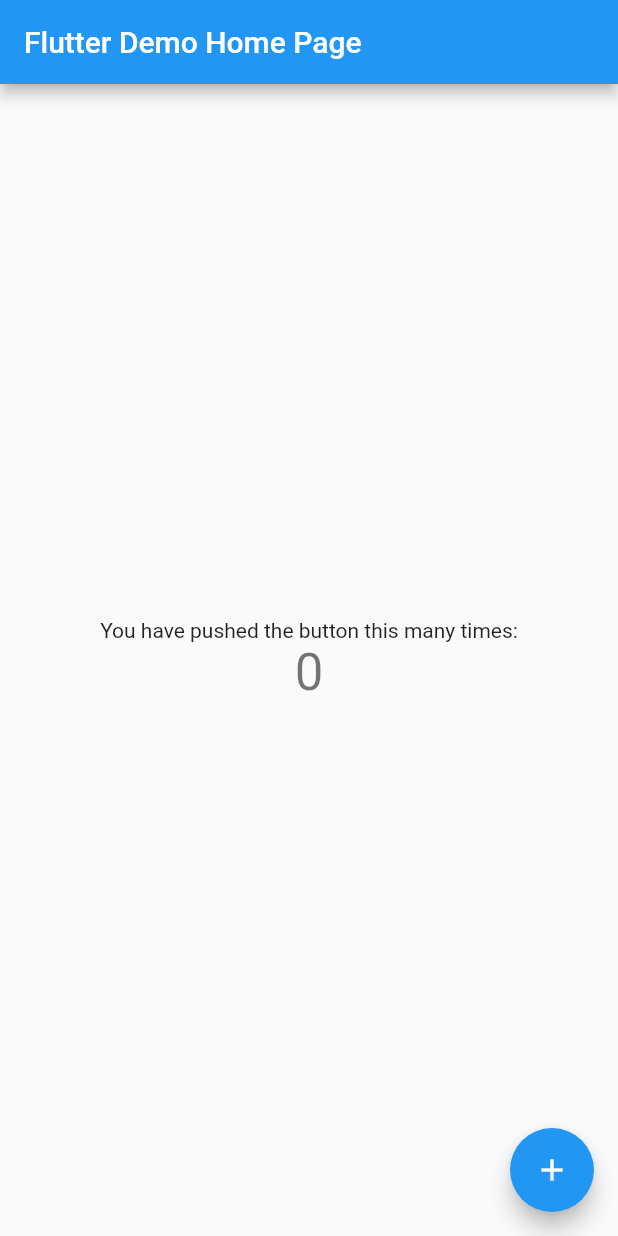
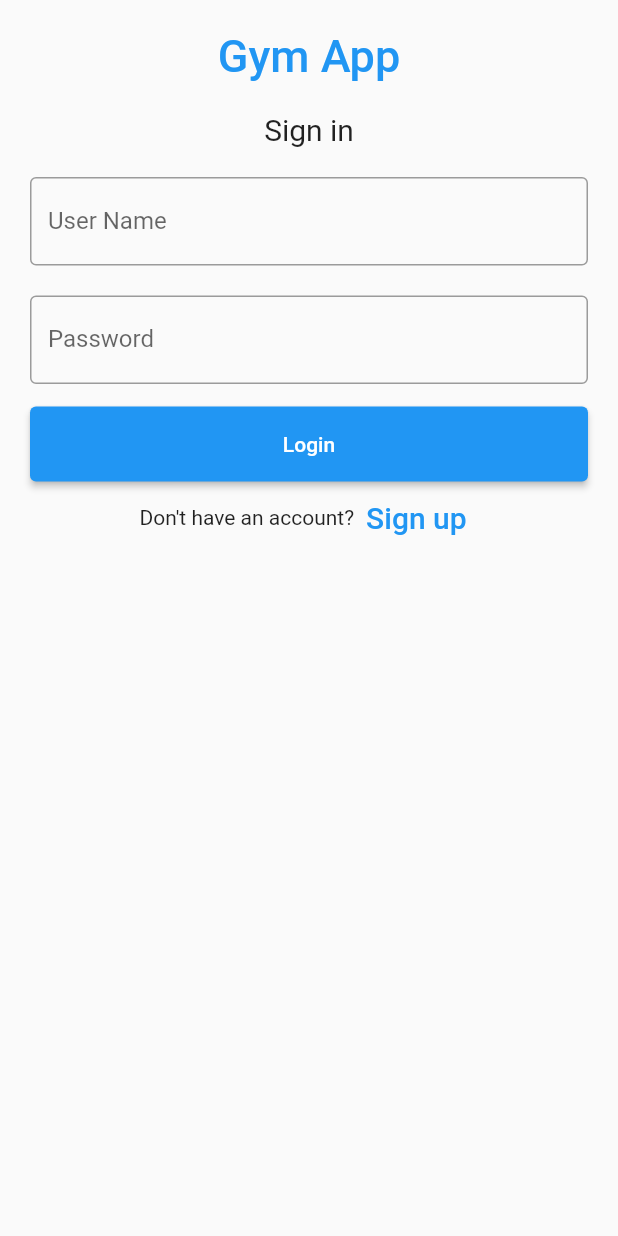
Before and after one commit to angiee39/flutter_dilip, a Flutter app: the screen it shows after launch, on a phone screen of 412 x 824 dp. Run offline on Flutter 3.47's test engine with Material 2 defaults, Android fonts, the phone set to English and light mode, and no system bars.

Commit message:
created file structure and login screen

```diff
--- a/lib/main.dart
+++ b/lib/main.dart
@@ -1,4 +1,5 @@
 import 'package:flutter/material.dart';
+import 'package:flutter_login/screens/login.dart';
 
 void main() {
   runApp(const MyApp());
@@ -13,103 +14,10 @@ class MyApp extends StatelessWidget {
     return MaterialApp(
       title: 'Flutter Demo',
       theme: ThemeData(
-        // This is the theme of your application.
-        //
-        // Try running your application with "flutter run". You'll see the
-        // application has a blue toolbar. Then, without quitting the app, try
-        // changing the primarySwatch below to Colors.green and then invoke
-        // "hot reload" (press "r" in the console where you ran "flutter run",
-        // or simply save your changes to "hot reload" in a Flutter IDE).
-        // Notice that the counter didn't reset back to zero; the application
-        // is not restarted.
         primarySwatch: Colors.blue,
       ),
-      home: const MyHomePage(title: 'Flutter Demo Home Page'),
+      // home: const MyHomePage(title: 'Flutter Demo Home Page'),
+      home: const Login(),
     );
   }
 }
-
-class MyHomePage extends StatefulWidget {
-  const MyHomePage({Key? key, required this.title}) : super(key: key);
-
-  // This widget is the home page of your application. It is stateful, meaning
-  // that it has a State object (defined below) that contains fields that affect
-  // how it looks.
-
-  // This class is the configuration for the state. It holds the values (in this
-  // case the title) provided by the parent (in this case the App widget) and
-  // used by the build method of the State. Fields in a Widget subclass are
-  // always marked "final".
-
-  final String title;
-
-  @override
-  State<MyHomePage> createState() => _MyHomePageState();
-}
-
-class _MyHomePageState extends State<MyHomePage> {
-  int _counter = 0;
-
-  void _incrementCounter() {
-    setState(() {
-      // This call to setState tells the Flutter framework that something has
-      // changed in this State, which causes it to rerun the build method below
-      // so that the display can reflect the updated values. If we changed
-      // _counter without calling setState(), then the build method would not be
-      // called again, and so nothing would appear to happen.
-      _counter++;
-    });
-  }
-
-  @override
-  Widget build(BuildContext context) {
-    // This method is rerun every time setState is called, for instance as done
-    // by the _incrementCounter method above.
-    //
-    // The Flutter framework has been optimized to make rerunning build methods
-    // fast, so that you can just rebuild anything that needs updating rather
-    // than having to individually change instances of widgets.
-    return Scaffold(
-      appBar: AppBar(
-        // Here we take the value from the MyHomePage object that was created by
-        // the App.build method, and use it to set our appbar title.
-        title: Text(widget.title),
-      ),
-      body: Center(
-        // Center is a layout widget. It takes a single child and positions it
-        // in the middle of the parent.
-        child: Column(
-          // Column is also a layout widget. It takes a list of children and
-          // arranges them vertically. By default, it sizes itself to fit its
-          // children horizontally, and tries to be as tall as its parent.
-          //
-          // Invoke "debug painting" (press "p" in the console, choose the
-          // "Toggle Debug Paint" action from the Flutter Inspector in Android
-          // Studio, or the "Toggle Debug Paint" command in Visual Studio Code)
-          // to see the wireframe for each widget.
-          //
-          // Column has various properties to control how it sizes itself and
-          // how it positions its children. Here we use mainAxisAlignment to
-          // center the children vertically; the main axis here is the vertical
-          // axis because Columns are vertical (the cross axis would be
-          // horizontal).
-          mainAxisAlignment: MainAxisAlignment.center,
-          children: <Widget>[
-            const Text(
-              'You have pushed the button this many times:',
-            ),
-            Text(
-              '$_counter',
-              style: Theme.of(context).textTheme.headline4,
-            ),
-          ],
-        ),
-      ),
-      floatingActionButton: FloatingActionButton(
-        onPressed: _incrementCounter,
-        tooltip: 'Increment',
-        child: const Icon(Icons.add),
-      ), // This trailing comma makes auto-formatting nicer for build methods.
-    );
-  }
-}
--- /dev/null
+++ b/lib/screens/login.dart
@@ -0,0 +1,96 @@
+import 'package:flutter/material.dart';
+
+class Login extends StatefulWidget {
+  const Login({ Key? key }) : super(key: key);
+
+  @override
+  _LoginState createState() => _LoginState();
+}
+
+class _LoginState extends State<Login> {
+TextEditingController nameController = TextEditingController();
+  TextEditingController passwordController = TextEditingController();
+
+  @override
+  Widget build(BuildContext context) {
+    return Scaffold(
+      body: Padding(
+          padding: const EdgeInsets.all(10),
+          child: ListView(
+            children: <Widget>[
+              Container(
+                  alignment: Alignment.center,
+                  padding: const EdgeInsets.all(10),
+                  child: const Text(
+                    'Gym App',
+                    style: TextStyle(
+                        color: Colors.blue,
+                        fontWeight: FontWeight.w500,
+                        fontSize: 30),
+                  )),
+              Container(
+                  alignment: Alignment.center,
+                  padding: const EdgeInsets.all(10),
+                  child: const Text(
+                    'Sign in',
+                    style: TextStyle(fontSize: 20),
+                  )),
+              Container(
+                padding: const EdgeInsets.all(10),
+                child: TextField(
+                  controller: nameController,
+                  decoration: const InputDecoration(
+                    border: OutlineInputBorder(),
+                    labelText: 'User Name',
+                  ),
+                ),
+              ),
+              Container(
+                padding: const EdgeInsets.fromLTRB(10, 10, 10, 0),
+                child: TextField(
+                  obscureText: true,
+                  controller: passwordController,
+                  decoration: const InputDecoration(
+                    border: OutlineInputBorder(),
+                    labelText: 'Password',
+                  ),
+                ),
+              ),
+              const SizedBox(height: 15,),
+              Container(
+                  height: 50,
+                  padding: const EdgeInsets.fromLTRB(10, 0, 10, 0),
+                  child: ElevatedButton(
+                    child: const Text('Login'),
+                    onPressed: () {
+                      print(nameController.text);
+                      print(passwordController.text);
+                    },
+                  )
+              ),
+              // TextButton(
+              //   onPressed: () {
+              //     //forgot password screen
+              //   },
+              //   child: const Text('Forgot Password',),
+              // ),
+              Row(
+                children: <Widget>[
+                  const Text("Don't have an account?"),
+                  TextButton(
+                    child: const Text(
+                      'Sign up',
+                      style: TextStyle(fontSize: 20),
+                    ),
+                    onPressed: () {
+                      //signup screen
+                    },
+                  )
+                ],
+                mainAxisAlignment: MainAxisAlignment.center,
+              ),
+            ],
+          )),
+    );
+  }
+}
```
Also changed, not shown: lib/screens/home.dart (added), lib/services/user_login.dart (added).
